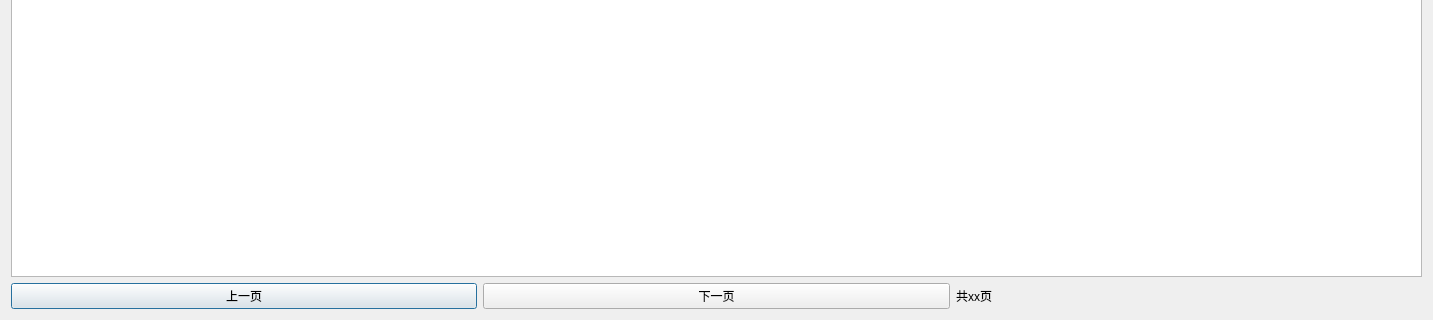
Above: dialog/employeesalarydialog.ui from 2987054592/QtBookkeepings before the change; both pictures show x 0 to 1433 and y 517 to 837 of the 1433 by 837 pixel window. Below: the same form after it.
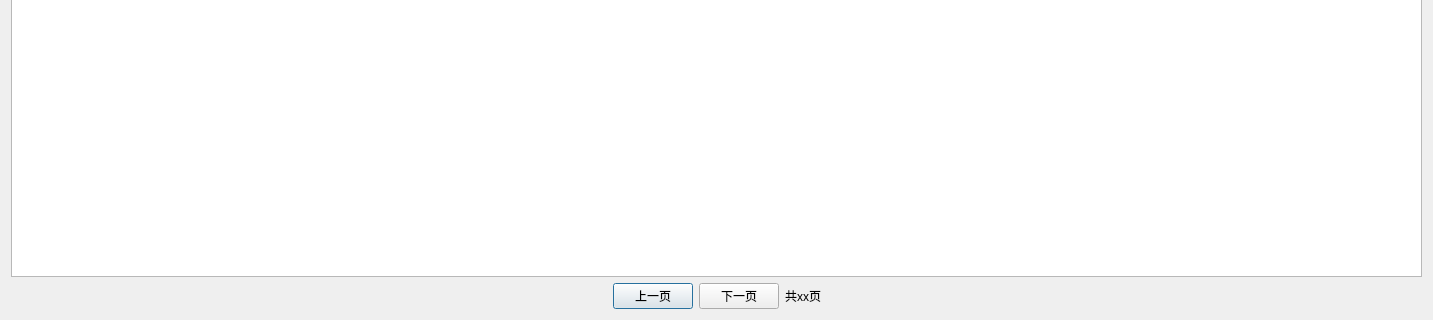
That is the form after the change.

Patch:
```diff
--- a/dialog/employeesalarydialog.ui
+++ b/dialog/employeesalarydialog.ui
@@ -29,6 +29,19 @@
    </item>
    <item row="1" column="0">
     <layout class="QHBoxLayout" name="horizontalLayout">
+     <item>
+      <spacer name="horizontalSpacer">
+       <property name="orientation">
+        <enum>Qt::Horizontal</enum>
+       </property>
+       <property name="sizeHint" stdset="0">
+        <size>
+         <width>40</width>
+         <height>20</height>
+        </size>
+       </property>
+      </spacer>
+     </item>
      <item>
       <widget class="QPushButton" name="pushButtonPre">
        <property name="text">
@@ -50,6 +63,19 @@
        </property>
       </widget>
      </item>
+     <item>
+      <spacer name="horizontalSpacer_2">
+       <property name="orientation">
+        <enum>Qt::Horizontal</enum>
+       </property>
+       <property name="sizeHint" stdset="0">
+        <size>
+         <width>40</width>
+         <height>20</height>
+        </size>
+       </property>
+      </spacer>
+     </item>
     </layout>
    </item>
   </layout>
```
